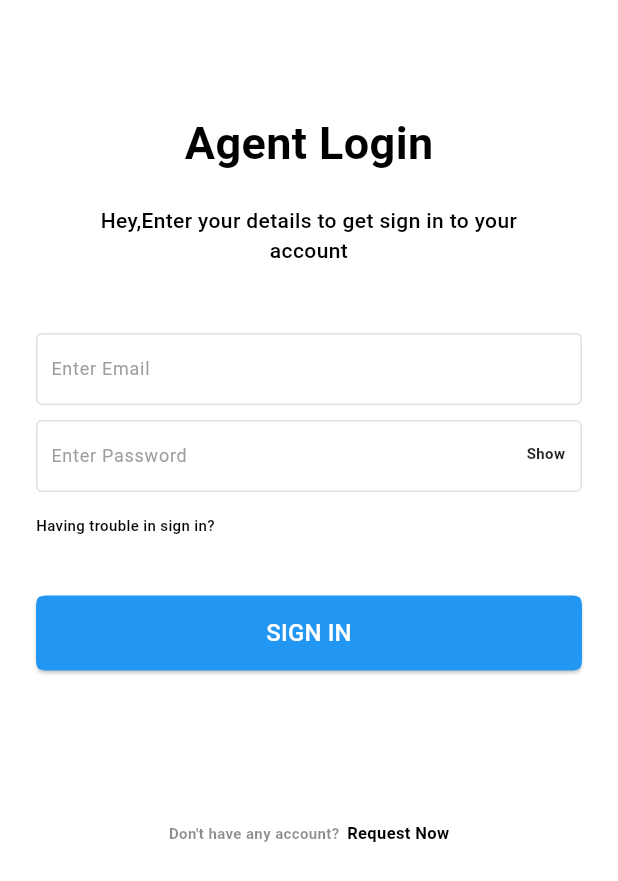
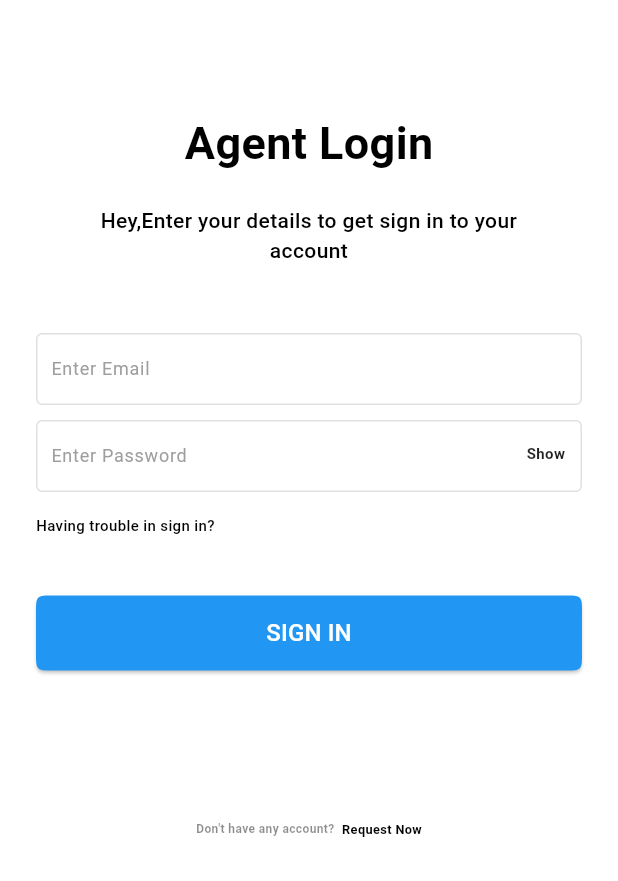
Before and after one commit to SahadMPP/list_manage_app, a Flutter app: the screen it shows after launch, on a phone screen of 412 x 824 dp. Shown: the top 881 px of the screen. Run offline on Flutter 3.47's test engine with Material 3 defaults, Android fonts, the phone set to English and light mode, and no system bars; our stand-ins replace bloc, flutter_bloc, freezed_annotation, google_fonts, hive_flutter, lottie and 1 more; accounts and stored records are empty.

Commit message:
clean architeture

```diff
--- a/lib/application/core/widgets/app_bar.dart
+++ b/lib/application/core/widgets/app_bar.dart
@@ -10,9 +10,9 @@ AppBar appbar(
         backgroundColor: Colors.white,
         surfaceTintColor: Colors.transparent,
         centerTitle: true,
-        title: Text(title,style: GoogleFonts.aBeeZee(
+        title: Text(title.toUpperCase(),style: GoogleFonts.aBeeZee(
           textStyle: const TextStyle(
-            fontSize: 12,fontWeight: FontWeight.w500,color: Colors.black
+            fontSize: 14,fontWeight: FontWeight.bold,color: Colors.black
           )
         ),),
       );}
--- a/lib/application/features/auth/signin/ui/sign_ui.dart
+++ b/lib/application/features/auth/signin/ui/sign_ui.dart
@@ -101,7 +101,7 @@ class _SignInPageState extends State<SignInPage> {
                     style: GoogleFonts.aBeeZee(
                       textStyle: const TextStyle(
                           color: Colors.black45,
-                          fontSize: 10,
+                          fontSize: 8,
                           fontWeight: FontWeight.w600),
                     ),
                   ),
@@ -113,9 +113,10 @@ class _SignInPageState extends State<SignInPage> {
                     child: Text(
                       'Request Now',
                       style: GoogleFonts.aBeeZee(
+
                         textStyle: const TextStyle(
                             color: Colors.black,
-                            fontSize: 11,
+                            fontSize: 8.5,
                             fontWeight: FontWeight.w600),
                       ),
                     ),
--- a/lib/application/features/productcalculation/customerAdding/ui/adding_customer.dart
+++ b/lib/application/features/productcalculation/customerAdding/ui/adding_customer.dart
@@ -73,7 +73,8 @@ class AddAndUpdateCustomerPage extends StatelessWidget {
                               email: emailController.text,
                               id: customerModel!.id!,
                               phoneNumber: int.parse(phoneController.text)));
-                              context.read<DeatileBloc>().add(DeatileEvent.getCurrentUser(id: customerModel!.id!));
+                      context.read<DeatileBloc>().add(
+                          DeatileEvent.getCurrentUser(id: customerModel!.id!));
                     } else {
                       context.read<AddCoustomerBloc>().add(
                           AddCoustomerEvent.addingcustomer(
--- a/lib/application/features/productcalculation/deatiles/bloc/deatile_event.dart
+++ b/lib/application/features/productcalculation/deatiles/bloc/deatile_event.dart
@@ -30,8 +30,11 @@ class DeatileEvent with _$DeatileEvent {
 
   const factory DeatileEvent.addingCartProduct({
     required String name,
+    required int customerId,
   }) = _addingCartProduct;
 
-  const factory DeatileEvent.productCartList() = _productCartList;
+  const factory DeatileEvent.productCartList({
+    required int id,
+  }) = _productCartList;
 
 }
--- a/lib/application/features/productcalculation/home/bloc/home_bloc.dart
+++ b/lib/application/features/productcalculation/home/bloc/home_bloc.dart
@@ -60,7 +60,6 @@ class HomeBloc extends Bloc<HomeEvent, HomeState> {
       emit(state.copyWith(list: list));
     });
 
-
     on<_search>((event, emit) async{
       List<CustomerModel> result = [];
       if (event.keywordText.isEmpty) {
@@ -82,6 +81,5 @@ class HomeBloc extends Bloc<HomeEvent, HomeState> {
 
     });
 
-
   }
 }
--- a/lib/application/features/productcalculation/home/ui/home_ui.dart
+++ b/lib/application/features/productcalculation/home/ui/home_ui.dart
@@ -158,7 +158,7 @@ class Home extends StatelessWidget {
                     hintStyle: GoogleFonts.aBeeZee(
                         textStyle: const TextStyle(
                             fontWeight: FontWeight.w300,
-                            fontSize: 8,
+                            fontSize: 12,
                             color: Colors.grey))),
               ),
               const SizedBox(height: 20),
@@ -228,7 +228,7 @@ class CustomCustomerList extends StatelessWidget {
                             textStyle: const TextStyle(
                                 color: Colors.black,
                                 fontWeight: FontWeight.w500,
-                                fontSize: 10)),
+                                fontSize: 14)),
                       ),
                       subtitle: Text(
                         state.list[index].email,
@@ -236,7 +236,7 @@ class CustomCustomerList extends StatelessWidget {
                             textStyle: const TextStyle(
                                 color: Colors.grey,
                                 fontWeight: FontWeight.w400,
-                                fontSize: 8)),
+                                fontSize: 12)),
                       ),
                       trailing: InkWell(
                         onTap: () {
--- a/lib/data/model/hive/cart/cart_model.dart
+++ b/lib/data/model/hive/cart/cart_model.dart
@@ -11,8 +11,10 @@ class CartModel {
   double totelPrice;
 @HiveField(3)
  String name;
+@HiveField(4)
+ int userId;
 
-CartModel({this.id,required this.quantity,required this.totelPrice,required this.name});
+CartModel({this.id,required this.quantity,required this.totelPrice,required this.name,required this.userId});
 
 
 }
--- /dev/null
+++ b/lib/domain/usecase/auth_usecase.dart
@@ -0,0 +1,18 @@
+import 'package:hive_flutter/hive_flutter.dart';
+import 'package:list_app/data/model/hive/user/user_model.dart';
+import 'package:list_app/data/repository/auth_repo_impliment.dart';
+import 'package:list_app/domain/repository/auth_repositry.dart';
+
+class AuthUseCase {
+  AuthRepo authRepo = AuthRepoImpli();
+
+  Future<bool> postingUserDataToDataBase(UserModel user) async {
+    final value = await authRepo.postingUserDataToDataBase(user);
+    return value;
+  }
+
+  Future<Box<UserModel>> gettingUsersDatafromDatabase() async {
+    final value = await authRepo.gettingUsersDatafromDatabase();
+    return value;
+  }
+}
--- a/lib/main.dart
+++ b/lib/main.dart
@@ -66,6 +66,7 @@ class MyApp extends StatelessWidget {
         ),
       ],
       child: const MaterialApp(
+        debugShowCheckedModeBanner: false,
         home: SplashScreen(),
       ),
     );
```
Also changed, not shown: lib/application/features/auth/signin/bloc/sign_in_bloc.dart (+3 -4 lines), lib/application/features/auth/signup/bloc/sign_up_bloc.dart (+15 -9 lines), lib/application/features/productcalculation/customerAdding/bloc/add_coustomer_bloc.dart (+13 -12 lines), lib/application/features/productcalculation/deatiles/bloc/deatile_bloc.dart (+6 -2 lines), lib/application/features/productcalculation/deatiles/ui/deatile_page.dart (+9 -5 lines), lib/data/datarource/auth_remote_datasourse.dart (added, +31 -0 lines), lib/data/repository/auth_repo_impliment.dart (added, +20 -0 lines), lib/domain/repository/auth_repositry.dart (added, +8 -0 lines), lib/application/features/productcalculation/deatiles/bloc/deatile_bloc.freezed.dart, lib/data/model/hive/cart/cart_model.g.dart.
